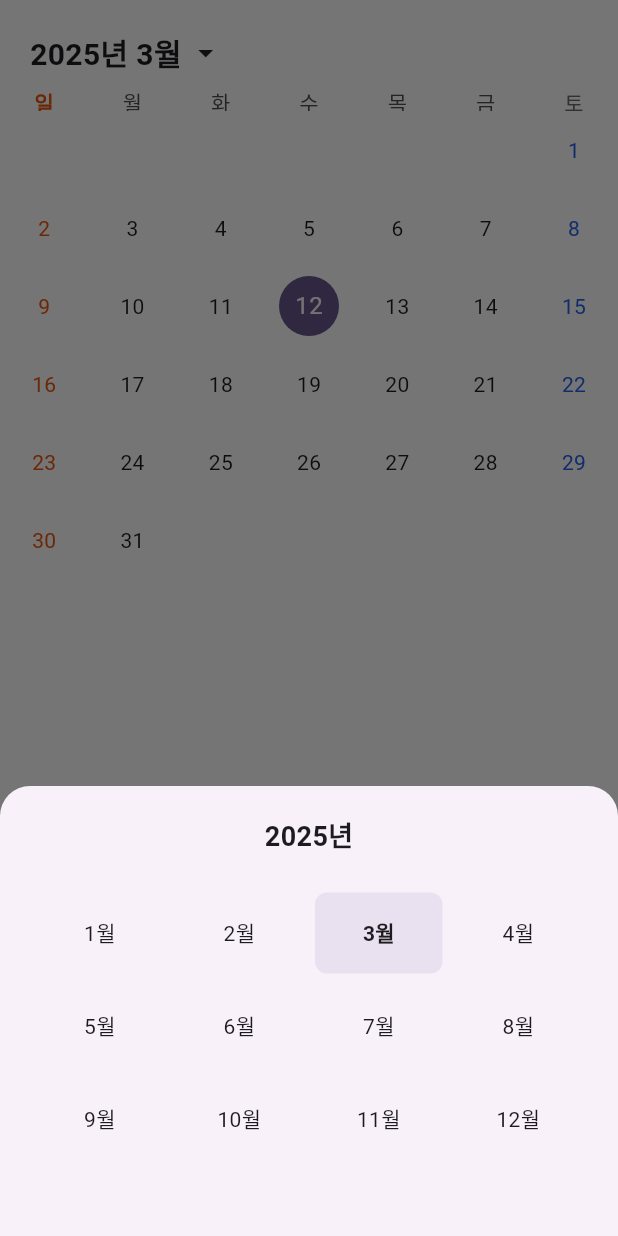
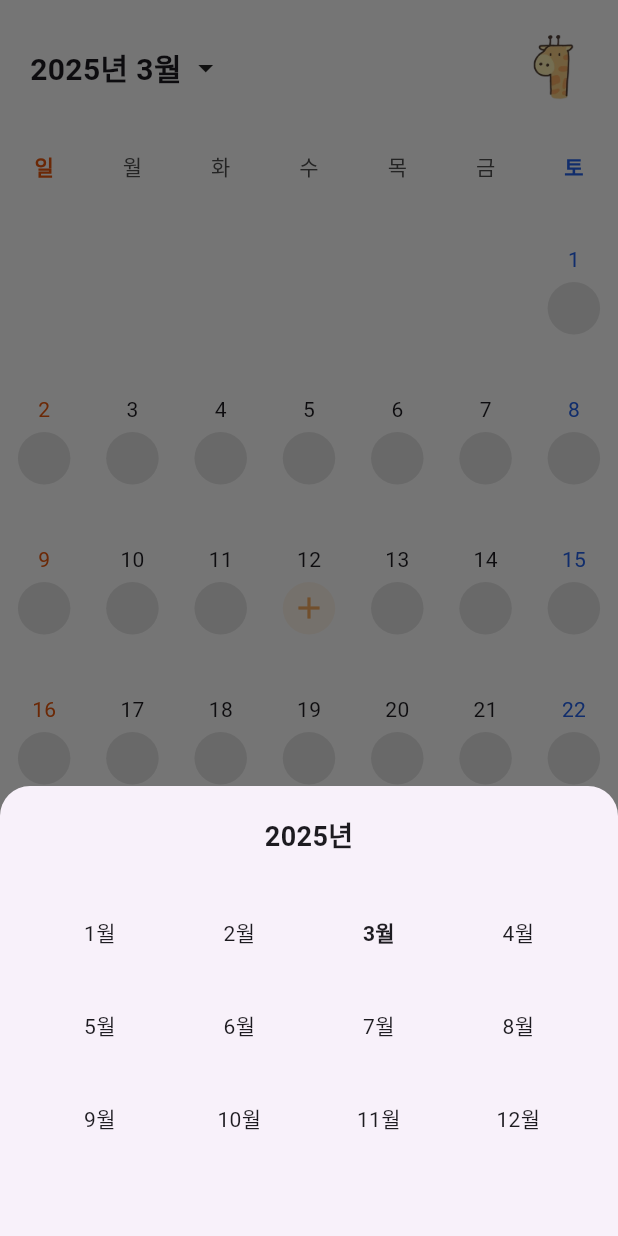
Before and after one commit to LGESWB4/Giraffe-Diaries, a Flutter app: the screen it shows after launch, after a tap on an icon or button, on a phone screen of 412 x 824 dp. Run offline on Flutter 3.47's test engine with Material 3 defaults, Android fonts, the phone set to English and light mode, and no system bars; drawn by our look-alikes of table_calendar; our stand-ins replace get; Roboto replaces fonts that are missing (AppleSDGothicNeo).

Commit message:
[APP][Home] implement calendar func (home screen)

```diff
--- a/Giraffe_Diaries/lib/controllers/calendar_controller.dart
+++ b/Giraffe_Diaries/lib/controllers/calendar_controller.dart
@@ -1,30 +1,58 @@
 import 'package:get/get.dart';
 import 'package:table_calendar/table_calendar.dart';
+import 'package:flutter/material.dart';
+import 'dart:math';
 
 class CalendarController extends GetxController {
-  final Rx<DateTime> selectedDay = DateTime.now().obs;
-  final Rx<DateTime> focusedDay = DateTime.now().obs;
-  final RxMap<DateTime, List<dynamic>> events = <DateTime, List<dynamic>>{}.obs;
+  final selectedDay = DateTime.now().obs;
+  final focusedDay = DateTime.now().obs;
+  final events = RxMap<DateTime, List<String>>({});
+
+  static const Color defaultMarkerColor = Color(0xFFFFE7CE);  // 과거 날짜 마커 색상
+  static const Color futureMarkerColor = Color(0xFFFAFAFA);  // 미래 날짜 마커 색상
+
+  void _addDefaultEvents() {
+    final now = DateTime.now();
+    final firstDay = DateTime(now.year, now.month, 1);
+    final lastDay = DateTime(now.year, now.month + 1, 0);
+
+    for (var d = firstDay; d.isBefore(lastDay.add(const Duration(days: 1))); d = d.add(const Duration(days: 1))) {
+      final color = d.isBefore(DateTime(now.year, now.month, now.day).add(const Duration(days: 1)))
+          ? defaultMarkerColor
+          : futureMarkerColor;
+      events[DateTime.utc(d.year, d.month, d.day)] = ['default|${color.value}'];
+    }
+  }
+
+  void updateEventsForMonth(DateTime month) {
+    events.clear();
+    final now = DateTime.now();
+    final firstDay = DateTime(month.year, month.month, 1);
+    final lastDay = DateTime(month.year, month.month + 1, 0);
+
+    for (var d = firstDay; d.isBefore(lastDay.add(const Duration(days: 1))); d = d.add(const Duration(days: 1))) {
+      final color = d.isBefore(DateTime(now.year, now.month, now.day).add(const Duration(days: 1)))
+          ? defaultMarkerColor
+          : futureMarkerColor;
+      events[DateTime.utc(d.year, d.month, d.day)] = ['default|${color.value}'];
+    }
+  }
+
+  @override
+  void onInit() {
+    super.onInit();
+    _addDefaultEvents();
+  }
 
   void onDaySelected(DateTime selected, DateTime focused) {
     if (!isSameDay(selectedDay.value, selected)) {
       selectedDay.value = selected;
       focusedDay.value = focused;
-      // TODO: 선택된 날짜의 일기를 불러오는 로직 추가
     }
   }
 
-  bool hasEvents(DateTime day) {
-    final eventForDay = events[day] ?? [];
-    return eventForDay.isNotEmpty;
-  }
-
-  void addEvent(DateTime date, dynamic event) {
-    if (events[date] != null) {
-      events[date]!.add(event);
-    } else {
-      events[date] = [event];
-    }
-    update();
+  Color getMarkerColor(String eventStr) {
+    final colorValue = int.tryParse(eventStr.split('|')[1]);
+    return Color(colorValue ?? defaultMarkerColor.value);
   }
 }
--- a/Giraffe_Diaries/lib/screens/home_screen.dart
+++ b/Giraffe_Diaries/lib/screens/home_screen.dart
@@ -10,6 +10,37 @@ class HomeScreen extends GetView<CalendarController> {
   // 커스텀 색상 정의
   static const Color customBlue = Color(0xFF2563EB);
   static const Color customOrange = Color(0xFFEA580C);
+
+  // 공통 스타일 정의
+  static const EdgeInsets datePadding = EdgeInsets.symmetric(horizontal: 8, vertical: 4);
+  static const TextStyle boldBlackStyle = TextStyle(
+    color: Colors.black,
+    fontWeight: FontWeight.bold,
+  );
+
+  // 공통 메서드
+  void showDiaryWriteSnackbar(DateTime date) {
+    Get.snackbar(
+      '알림',
+      '${date.month}월 ${date.day}일의 일기를 작성합니다.',
+      snackPosition: SnackPosition.BOTTOM,
+    );
+  }
+
+  Widget buildDateContainer({
+    required Widget child,
+    BoxDecoration? decoration,
+  }) {
+    return AbsorbPointer(
+      child: Center(
+        child: Container(
+          padding: datePadding,
+          decoration: decoration,
+          child: child,
+        ),
+      ),
+    );
+  }
 
   @override
   Widget build(BuildContext context) {
@@ -24,47 +55,12 @@ class HomeScreen extends GetView<CalendarController> {
         child: Column(
           children: [
             const SizedBox(height: 20),  // 상단 여백 추가
-            Obx(() => TableCalendar(
-              firstDay: DateTime.utc(2021, 1, 1),
-              lastDay: DateTime.utc(2030, 12, 31),
-              focusedDay: controller.focusedDay.value,
-              locale: 'ko_KR',
-              selectedDayPredicate: (day) =>
-                  isSameDay(controller.selectedDay.value, day),
-              onDaySelected: controller.onDaySelected,
-              calendarFormat: CalendarFormat.month,
-              availableCalendarFormats: const {
-                CalendarFormat.month: '',
-              },
-              eventLoader: (day) => controller.events[day] ?? [],
-              calendarStyle: CalendarStyle(
-                outsideDaysVisible: false,
-                holidayTextStyle: TextStyle(color: customOrange),
-                selectedDecoration: BoxDecoration(
-                  color: Theme.of(context).colorScheme.primary,
-                  shape: BoxShape.circle,
-                ),
-                todayDecoration: BoxDecoration(
-                  color: Theme.of(context).colorScheme.primary.withOpacity(0.5),
-                  shape: BoxShape.circle,
-                ),
-                markerDecoration: BoxDecoration(
-                  color: Theme.of(context).colorScheme.secondary,
-                  shape: BoxShape.circle,
-                ),
-              ),
-              headerStyle: HeaderStyle(
-                formatButtonVisible: false,
-                titleCentered: false,  // 왼쪽 정렬
-                leftChevronVisible: false,
-                rightChevronVisible: false,
-                headerPadding: const EdgeInsets.only(left: 20, right: 20, bottom: 8),
-                titleTextFormatter: (date, locale) => '',  // 빈 문자열 반환
-              ),
-              // 커스텀 헤더 빌더
-              calendarBuilders: CalendarBuilders(
-                headerTitleBuilder: (context, day) {
-                  return InkWell(
+            Padding(
+              padding: const EdgeInsets.symmetric(horizontal: 20),
+              child: Row(
+                mainAxisAlignment: MainAxisAlignment.spaceBetween,
+                children: [
+                  Obx(() => InkWell(
                     onTap: () {
                       showModalBottomSheet(
                         context: context,
@@ -75,7 +71,7 @@ class HomeScreen extends GetView<CalendarController> {
                             child: Column(
                               children: [
                                 Text(
-                                  '${day.year}년',
+                                  '${controller.focusedDay.value.year}년',
                                   style: const TextStyle(
                                     fontSize: 18,
                                     fontWeight: FontWeight.bold,
@@ -93,7 +89,7 @@ class HomeScreen extends GetView<CalendarController> {
                                       return InkWell(
                                         onTap: () {
                                           final selectedDate = DateTime(
-                                            day.year,
+                                            controller.focusedDay.value.year,
                                             index + 1,
                                             1,
                                           );
@@ -104,15 +100,15 @@ class HomeScreen extends GetView<CalendarController> {
                                           alignment: Alignment.center,
                                           margin: const EdgeInsets.all(4),
                                           decoration: BoxDecoration(
-                                            color: day.month == index + 1
-                                                ? Theme.of(context).colorScheme.primary.withOpacity(0.1)
+                                            color: controller.focusedDay.value.month == index + 1
+                                                ? Colors.transparent
                                                 : null,
                                             borderRadius: BorderRadius.circular(8),
                                           ),
                                           child: Text(
                                             '${index + 1}월',
                                             style: TextStyle(
-                                              fontWeight: day.month == index + 1
+                                              fontWeight: controller.focusedDay.value.month == index + 1
                                                   ? FontWeight.bold
                                                   : FontWeight.normal,
                                             ),
@@ -137,7 +133,7 @@ class HomeScreen extends GetView<CalendarController> {
                       mainAxisSize: MainAxisSize.min,
                       children: [
                         Text(
-                          '${day.year}년 ${day.month}월',
+                          '${controller.focusedDay.value.year}년 ${controller.focusedDay.value.month}월',
                           style: const TextStyle(
                             fontSize: 20,
                             fontWeight: FontWeight.bold,
@@ -150,6 +146,151 @@ class HomeScreen extends GetView<CalendarController> {
                         ),
                       ],
                     ),
+                  )),
+                  Image.asset(
+                    'assets/images/giraffe_logo.png',
+                    height: 50,
+                  ),
+                ],
+              ),
+            ),
+            const SizedBox(height: 12),
+            Expanded(  // 캘린더를 Expanded로 감싸서 남은 공간을 차지하도록 함
+              child: Obx(() => TableCalendar(
+                firstDay: DateTime.utc(2021, 1, 1),
+                lastDay: DateTime.utc(2030, 12, 31),
+                focusedDay: controller.focusedDay.value,
+                locale: 'ko_KR',
+                selectedDayPredicate: (day) =>
+                    isSameDay(controller.selectedDay.value, day),
+                onDaySelected: controller.onDaySelected,
+                calendarFormat: CalendarFormat.month,
+                availableCalendarFormats: const {
+                  CalendarFormat.month: '',
+                },
+                onPageChanged: (focusedDay) {
+                  controller.updateEventsForMonth(focusedDay);
+                },
+                eventLoader: (day) => controller.events[day] ?? [],
+                calendarStyle: CalendarStyle(
+                  outsideDaysVisible: false,
+                  holidayTextStyle: TextStyle(color: customOrange),
+                  selectedDecoration: BoxDecoration(
+                    color: const Color(0xFFF8D088),
+                    shape: BoxShape.rectangle,
+                    borderRadius: BorderRadius.circular(8),
+                  ),
+                  selectedTextStyle: const TextStyle(
+                    color: Colors.black,  // 선택된 날짜 텍스트 스타일 기본값으로
+                    fontWeight: FontWeight.bold,
+                  ),
+                  todayDecoration:  BoxDecoration(
+                    color: Colors.transparent,  // 오늘 날짜 효과 제거
+                  ),
+                  todayTextStyle: TextStyle(
+                    color: const Color(0xFFF8D088),  // 오늘 날짜 텍스트 스타일 기본값으로
+                    fontWeight: FontWeight.bold,
+                  ),
+                  markersMaxCount: 1,
+                  markerSize: 35,
+                  markerMargin: const EdgeInsets.only(top: 12),
+                  cellMargin: EdgeInsets.zero,
+                  cellPadding: EdgeInsets.zero,
+                ),
+                rowHeight: 100,
+                headerStyle: HeaderStyle(
+                  formatButtonVisible: false,
+                  titleCentered: false,  // 왼쪽 정렬
+                  leftChevronVisible: false,
+                  rightChevronVisible: false,
+                  titleTextStyle: const TextStyle(height: 0),  // 헤더 텍스트 숨기기
+                  headerPadding: EdgeInsets.zero,  // 헤더 패딩 제거
+                  titleTextFormatter: (date, locale) => '',  // 빈 문자열 반환
+                ),
+                daysOfWeekHeight: 25,  // 요일 행의 높이 1/3 감소 (40 -> 25)
+                // 커스텀 헤더 빌더
+                calendarBuilders: CalendarBuilders(
+                  markerBuilder: (context, date, events) {
+                    if (events.isEmpty) return const SizedBox.shrink();
+
+                    // 오늘 날짜인 경우 특별한 + 버튼 표시
+                    if (isSameDay(date, DateTime.now())) {
+                      return InkWell(
+                        onTap: () {
+                          controller.onDaySelected(date, date);
+                          showDiaryWriteSnackbar(date);
+                        },
+                        child: Container(
+                          width: 35,
+                          height: 35,
+                          margin: const EdgeInsets.only(top: 12),
+                          decoration: BoxDecoration(
+                            shape: BoxShape.circle,
+                            color: const Color(0xFFFFF6EC),
+                          ),
+                          child: const Icon(
+                            Icons.add,
+                            color: Color(0xFFF6AD62),
+                            size: 24,
+                          ),
+                        ),
+                      );
+                    }
+                    // 일반 날짜의 마커
+                    return InkWell(
+                      onTap: () {
+                        controller.onDaySelected(date, date);
+                        showDiaryWriteSnackbar(date);
+                      },
+                      child: Container(
+                        width: 35,
+                        height: 35,
+                        margin: const EdgeInsets.only(top: 12),
+                        decoration: const BoxDecoration(
+                          shape: BoxShape.circle,
+                          color: Color(0xFFE5E5E5),
+                        ),
+                      ),
+                    );
+                  },
+                  defaultBuilder: (context, day, focusedDay) {
+                    Widget? customText;
+                    BoxDecoration? decoration;
+
+                    // 선택된 날짜인 경우 타원 배경 추가
+                    if (isSameDay(day, controller.selectedDay.value)) {
+                      decoration = BoxDecoration(
+                        color: const Color(0xFFF8D088),
+                        borderRadius: BorderRadius.circular(8),
+                      );
+                    }
+
+                    if (day.weekday == DateTime.saturday) {
+                      customText = Text(
+                        '${day.day}',
+                        style: const TextStyle(color: customBlue),
+                      );
+                    } else if (day.weekday == DateTime.sunday) {
+                      customText = Text(
+                        '${day.day}',
+                        style: const TextStyle(color: customOrange),
+                      );
+                    } else {
+                      customText = Text('${day.day}');
+                    }
+                    return buildDateContainer(
+                      decoration: decoration,
+                      child: customText,
+                    );
+                  },
+                  selectedBuilder: (context, day, focusedDay) {
+                    return buildDateContainer(
+                      child: Text('${day.day}'),
+                    );
+                  },
+                  todayBuilder: (context, day, focusedDay) {
+                    return buildDateContainer(
+                      child: Text('${day.day}'),
                     );
                   },
                   dowBuilder: (context, day) {
@@ -164,21 +305,14 @@ class HomeScreen extends GetView<CalendarController> {
                         ),
                       );
                     }
-                  return null;
-                },
-                defaultBuilder: (context, day, focusedDay) {
                     if (day.weekday == DateTime.saturday) {
                       return Center(
                         child: Text(
-                        '${day.day}',
-                        style: const TextStyle(color: customBlue),  // 토요일 날짜 색상
+                          '토',
+                          style: const TextStyle(
+                            color: customBlue,
+                            fontWeight: FontWeight.bold,
                           ),
-                    );
-                  } else if (day.weekday == DateTime.sunday) {
-                    return Center(
-                      child: Text(
-                        '${day.day}',
-                        style: const TextStyle(color: customOrange),  // 일요일 날짜 색상
                         ),
                       );
                     }
@@ -186,18 +320,13 @@ class HomeScreen extends GetView<CalendarController> {
                   },
                 ),
               )),
+            ),
           ],
         ),
       ),
       floatingActionButton: FloatingActionButton(
-        onPressed: () {
-          // TODO: 일기 작성 화면으로 이동
-          Get.snackbar(
-            '알림',
-            '${controller.selectedDay.value.month}월 ${controller.selectedDay.value.day}일의 일기를 작성합니다.',
-            snackPosition: SnackPosition.BOTTOM,
-          );
-        },
+        onPressed: () => showDiaryWriteSnackbar(controller.selectedDay.value),
+        backgroundColor: const Color(0xFFF6AD62),
         child: const Icon(Icons.add),
       ),
     );
```
Also changed, not shown: Giraffe_Diaries/lib/styles/text_styles.dart (line endings or trailing spaces). Lines whose indentation alone changed are shown as unchanged.
